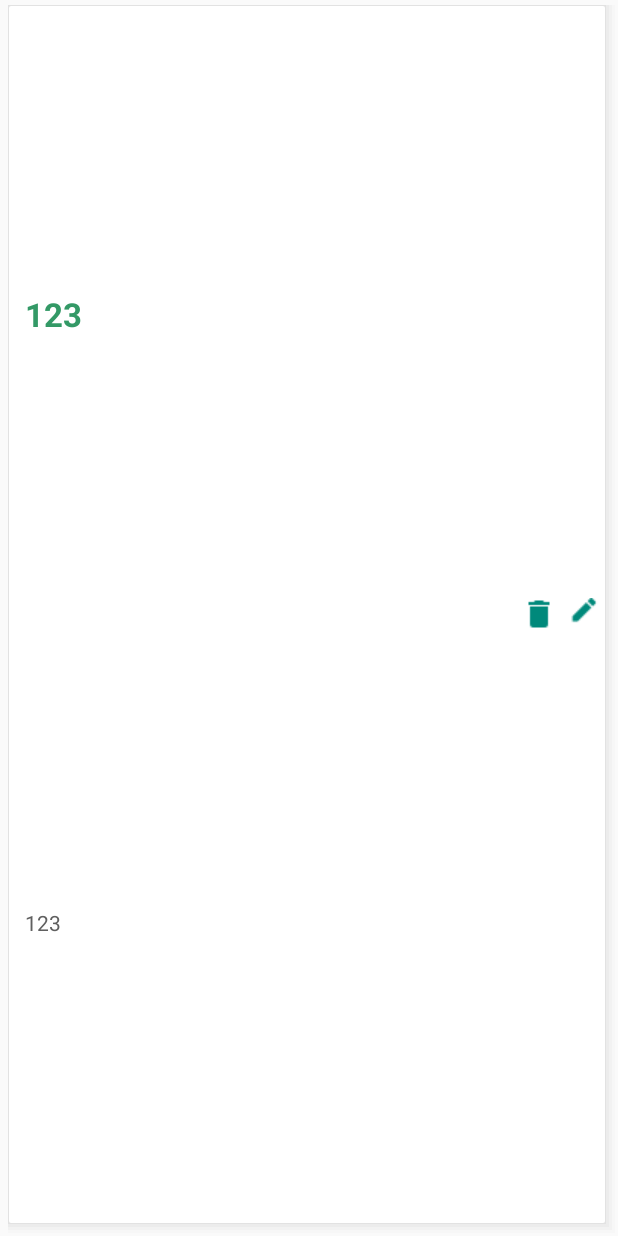
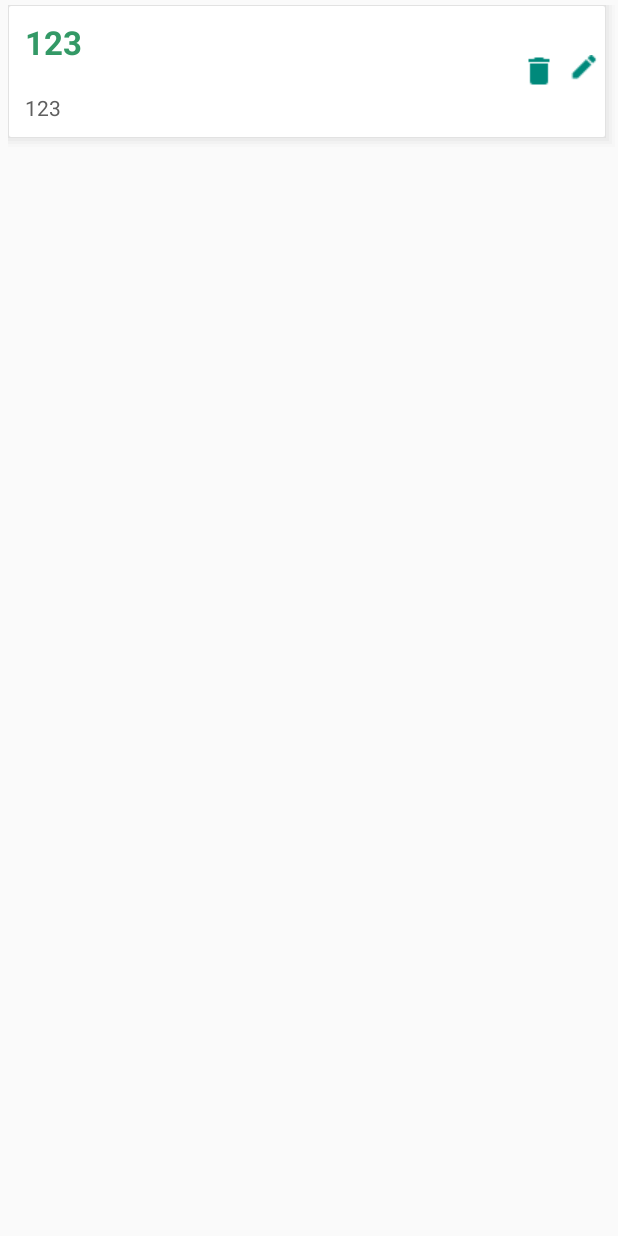
Before and after one commit to AshaSoftware/StudyDay, an Android app: the layout layout_subject_item.xml on its own in the app's theme, with its tools: preview values and no code run, on a phone screen of 412 x 824 dp. Run offline under Robolectric (Android 15) with nearby library versions, the phone set to English and light mode, and no system bars.

Commit message:
Removido setLayoutParams; Fixed #9

```diff
--- a/app/src/main/java/com/ashasoftware/studyday/SubjectViewActivity.java
+++ b/app/src/main/java/com/ashasoftware/studyday/SubjectViewActivity.java
@@ -11,6 +11,7 @@ import android.support.v7.app.AppCompatActivity;
 import android.view.LayoutInflater;
 import android.view.View;
 import android.view.ViewGroup;
+import android.widget.AbsListView;
 import android.widget.BaseAdapter;
 import android.widget.EditText;
 import android.widget.ListView;
@@ -118,7 +119,6 @@ public class SubjectViewActivity extends AppCompatActivity implements SubjectVie
                 SubjectView sv = new SubjectView();
                 sv.setMateria( m );
                 sv.setOnCommandListener( SubjectViewActivity.this );
-                sv.setLayoutParams( new RelativeLayout.LayoutParams( ViewGroup.LayoutParams.MATCH_PARENT, 200 ) );
                 return sv;
             }
 
--- a/app/src/main/res/layout/layout_subject_item.xml
+++ b/app/src/main/res/layout/layout_subject_item.xml
@@ -1,7 +1,7 @@
 <?xml version="1.0" encoding="utf-8"?>
 <RelativeLayout xmlns:android="http://schemas.android.com/apk/res/android"
                 android:layout_width="match_parent"
-                android:layout_height="match_parent"
+                android:layout_height="100dp"
                 android:orientation="vertical"
                 android:paddingBottom="0dp"
                 android:paddingLeft="5dp"
```
